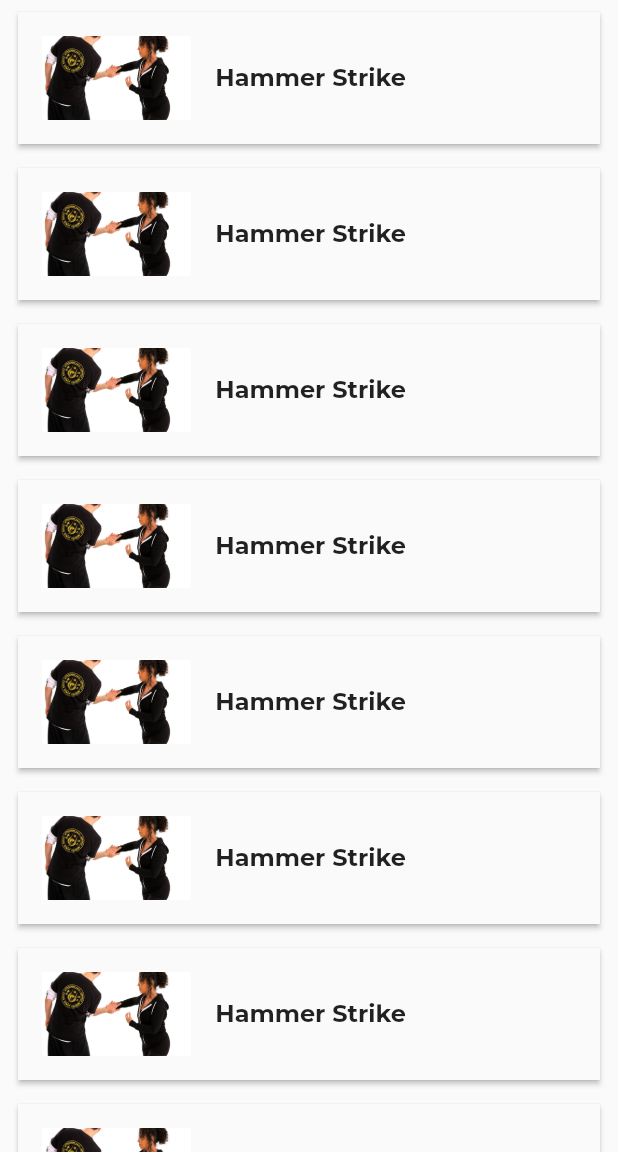
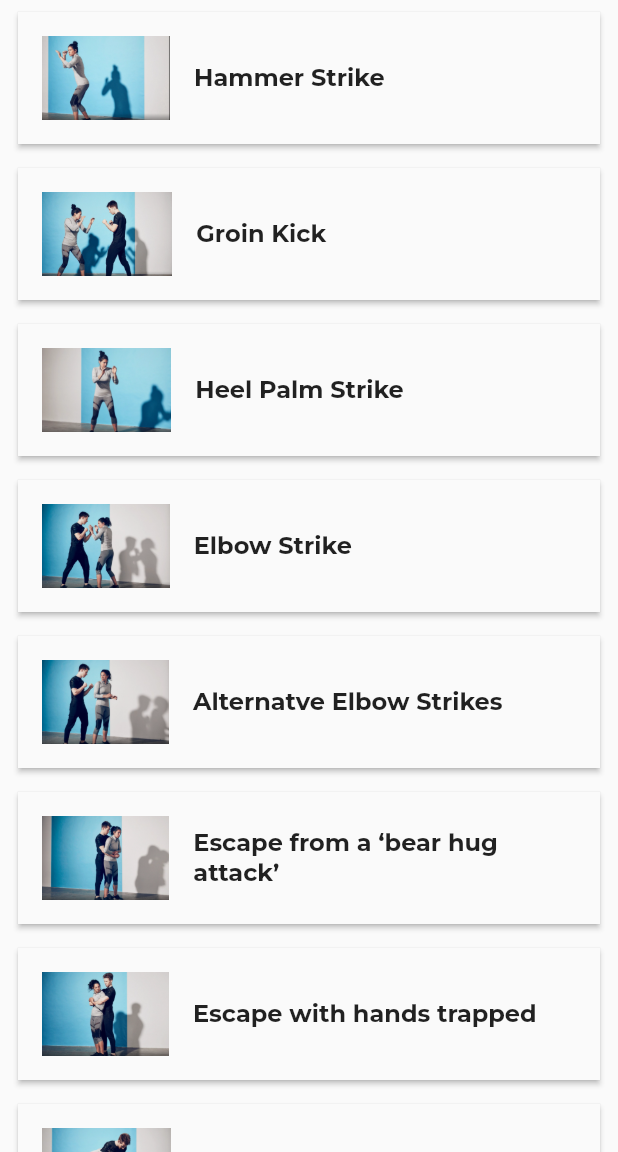
Before and after one commit to suhas-kadu/flutter-self-defence, a Flutter app: the SelfDefenceTechniques screen opened by its route, on a phone screen of 412 x 824 dp, the part 84-1236 px from its top. Run offline on Flutter 3.47's test engine with Material 2 defaults, Android fonts, the light colour scheme and no system bars; our stand-ins replace google_fonts, video_player.

Commit message:
techniques list data updated

```diff
--- a/lib/data/techniques.dart
+++ b/lib/data/techniques.dart
@@ -6,58 +6,58 @@ List<Technique> getTechniques() {
   Technique technique = new Technique();
 
   technique.title = "Hammer Strike";
-  technique.imgUrl = "assets/images/tip.jpg";
+  technique.imgUrl = "assets/images/technique.PNG";
   technique.videoUrl = "https://thumbs.gfycat.com/FluffyFlashyCockroach-mobile.mp4";
   technique.description = "Using your car keys is one of the easiest ways to defend yourself. Don’t use your fingernails, because you’re more at risk to injure your hands.\nInstead, if you feel unsafe while walking at night, have your keys stick out from one side of your fist for hammer strikes.\n\nTo perform:\n1.Hold your key ring in a tight fist, like holding a hammer, with keys extending from the side of your hand.\n2.Thrust downward toward your target.";
   _techniques.add(technique);
 
   technique = new Technique();
-  technique.title = "Hammer Strike";
-  technique.imgUrl = "assets/images/tip.jpg";
-  technique.videoUrl = "https://thumbs.gfycat.com/FluffyFlashyCockroach-mobile.mp4";
-  technique.description = "Using your car keys is one of the easiest ways to defend yourself. Don’t use your fingernails, because you’re more at risk to injure your hands.\nInstead, if you feel unsafe while walking at night, have your keys stick out from one side of your fist for hammer strikes.\n\nTo perform:\n1.Hold your key ring in a tight fist, like holding a hammer, with keys extending from the side of your hand.\n2.Thrust downward toward your target.";
+  technique.title = "Groin Kick";
+  technique.imgUrl = "assets/images/technique2.PNG";
+  technique.videoUrl = "https://thumbs.gfycat.com/MetallicBoilingGermanshorthairedpointer-mobile.mp4";
+  technique.description = "If someone is coming at you from the front, a groin kick may deliver enough force to paralyze your attacker, making your escape possible.\n\nTo perform:\n1. Stabilize yourself as best you can.\n2. Lift your dominant leg off the ground and begin to drive your knee upward.\n3. Extend your dominant leg, drive hips forward, slightly lean back, and kick forcefully, making contact between your lower shin or ball of your foot and the attacker’s groin area.";
   _techniques.add(technique);
 
   technique = new Technique();
-  technique.title = "Hammer Strike";
-  technique.imgUrl = "assets/images/tip.jpg";
-  technique.videoUrl = "https://thumbs.gfycat.com/FluffyFlashyCockroach-mobile.mp4";
-  technique.description = "Using your car keys is one of the easiest ways to defend yourself. Don’t use your fingernails, because you’re more at risk to injure your hands.\nInstead, if you feel unsafe while walking at night, have your keys stick out from one side of your fist for hammer strikes.\n\nTo perform:\n1.Hold your key ring in a tight fist, like holding a hammer, with keys extending from the side of your hand.\n2.Thrust downward toward your target.";
+  technique.title = "Heel Palm Strike";
+  technique.imgUrl = "assets/images/technique3.PNG";
+  technique.videoUrl = "https://thumbs.gfycat.com/InnocentImpassionedBrocketdeer-mobile.mp4";
+  technique.description = "This move can cause damage to the nose or throat. To execute, get in front of your attacker as much as is possible.\n\nTo perform:\n1. With your dominant hand, flex your wrist.\n2. Aim for either the attacker’s nose, jabbing upward from the nostrils, or underneath the attacker’s chin, jabbing upward at the throat.\n3. Aim for either the attacker’s nose, jabbing upward from the nostrils, or underneath the attacker’s chin, jabbing upward at the throat.\n4. This will cause your attacker to stagger backward, allowing you to escape their grasp.";
   _techniques.add(technique);
 
     technique = new Technique();
-  technique.title = "Hammer Strike";
-  technique.imgUrl = "assets/images/tip.jpg";
-  technique.videoUrl = "https://thumbs.gfycat.com/FluffyFlashyCockroach-mobile.mp4";
-  technique.description = "Using your car keys is one of the easiest ways to defend yourself. Don’t use your fingernails, because you’re more at risk to injure your hands.\nInstead, if you feel unsafe while walking at night, have your keys stick out from one side of your fist for hammer strikes.\n\nTo perform:\n1.Hold your key ring in a tight fist, like holding a hammer, with keys extending from the side of your hand.\n2.Thrust downward toward your target.";
+  technique.title = "Elbow Strike";
+  technique.imgUrl = "assets/images/technique4.PNG";
+  technique.videoUrl = "https://thumbs.gfycat.com/FrenchFatGalapagosmockingbird-mobile.mp4";
+  technique.description = "If your attacker is in close range and you’re unable to get enough momentum to throw a strong punch or kick, use your elbows.\n\nTo perform:\n1. If you can, stabilize yourself with a strong core and legs to ensure a powerful blow.\n2. Bend your arm at the elbow, shift your weight forward, and strike your elbow into your attacker’s neck, jawline, chin, or temple. These are all effective targets.\n3. This may cause your attacker to loosen their grip, allowing you to run.";
   _techniques.add(technique);
 
     technique = new Technique();
-  technique.title = "Hammer Strike";
-  technique.imgUrl = "assets/images/tip.jpg";
-  technique.videoUrl = "https://thumbs.gfycat.com/FluffyFlashyCockroach-mobile.mp4";
-  technique.description = "Using your car keys is one of the easiest ways to defend yourself. Don’t use your fingernails, because you’re more at risk to injure your hands.\nInstead, if you feel unsafe while walking at night, have your keys stick out from one side of your fist for hammer strikes.\n\nTo perform:\n1.Hold your key ring in a tight fist, like holding a hammer, with keys extending from the side of your hand.\n2.Thrust downward toward your target.";
+  technique.title = "Alternatve Elbow Strikes";
+  technique.imgUrl = "assets/images/technique5.PNG";
+  technique.videoUrl = "https://thumbs.gfycat.com/DecimalWeightyGrayreefshark-mobile.mp4";
+  technique.description = "Depending on how you’re standing when you’re initially attacked, you may be in a better position for variations on the elbow strike.\n\nTo perform:\n1. Lift your elbow to shoulder height.\n2. Pivot on same-side foot and allow your hips to rotate, creating more momentum into the front part of your elbow when you strike.";
   _techniques.add(technique);
 
     technique = new Technique();
-  technique.title = "Hammer Strike";
-  technique.imgUrl = "assets/images/tip.jpg";
-  technique.videoUrl = "https://thumbs.gfycat.com/FluffyFlashyCockroach-mobile.mp4";
-  technique.description = "Using your car keys is one of the easiest ways to defend yourself. Don’t use your fingernails, because you’re more at risk to injure your hands.\nInstead, if you feel unsafe while walking at night, have your keys stick out from one side of your fist for hammer strikes.\n\nTo perform:\n1.Hold your key ring in a tight fist, like holding a hammer, with keys extending from the side of your hand.\n2.Thrust downward toward your target.";
+  technique.title = "Escape from a ‘bear hug attack’";
+  technique.imgUrl = "assets/images/technique6.PNG";
+  technique.videoUrl = "https://thumbs.gfycat.com/AmusingGargantuanAnaconda-mobile.mp4";
+  technique.description = "For cases where the attacker is coming from behind, you’ll want to use this move. Focus on getting low and creating space to free yourself.\n\nTo perform:\n1. Bend forward from the waist. This shifts your weight forward, making it more difficult for your attacker to pick you up. It also gives you a better angle to throw elbows from side to side to the attacker’s face.\n2. Turn into the attacker with one of your elbows and continue counterattacking.\n3. This should give you space to turn fully, using another move to injure the face or strike the groin. With the space these moves have created, you may be able to escape and run away.";
   _techniques.add(technique);
 
     technique = new Technique();
-  technique.title = "Hammer Strike";
-  technique.imgUrl = "assets/images/tip.jpg";
-  technique.videoUrl = "https://thumbs.gfycat.com/FluffyFlashyCockroach-mobile.mp4";
-  technique.description = "Using your car keys is one of the easiest ways to defend yourself. Don’t use your fingernails, because you’re more at risk to injure your hands.\nInstead, if you feel unsafe while walking at night, have your keys stick out from one side of your fist for hammer strikes.\n\nTo perform:\n1.Hold your key ring in a tight fist, like holding a hammer, with keys extending from the side of your hand.\n2.Thrust downward toward your target.";
+  technique.title = "Escape with hands trapped";
+  technique.imgUrl = "assets/images/technique7.PNG";
+  technique.videoUrl = "https://thumbs.gfycat.com/SarcasticSilverDouglasfirbarkbeetle-mobile.mp4";
+  technique.description = "If your attacker comes from behind and traps your arms (this is similar to a bear hug, but you won’t be able to move as freely), here’s what to do:\n\nTo perform:\n1. First reaction should be to stop your attacker’s arms from going higher into a headlock. Shift your hips to one side. This gives an opening for strikes to the groin with open-handed slaps.\n2. Bring your hand back up to your arms and raise your opposite elbow to turn into the wrap. Keep your arms tight to your chest as you’re turning in.\n3. Stay aggressive with your knees and other counterattacks until you can disengage. ";
   _techniques.add(technique);
 
     technique = new Technique();
-  technique.title = "Hammer Strike";
-  technique.imgUrl = "assets/images/tip.jpg";
-  technique.videoUrl = "https://thumbs.gfycat.com/FluffyFlashyCockroach-mobile.mp4";
-  technique.description = "Using your car keys is one of the easiest ways to defend yourself. Don’t use your fingernails, because you’re more at risk to injure your hands.\nInstead, if you feel unsafe while walking at night, have your keys stick out from one side of your fist for hammer strikes.\n\nTo perform:\n1.Hold your key ring in a tight fist, like holding a hammer, with keys extending from the side of your hand.\n2.Thrust downward toward your target.";
+  technique.title = "Escape from side headlock";
+  technique.imgUrl = "assets/images/technique8.PNG";
+  technique.videoUrl = "https://thumbs.gfycat.com/NegativePlaintiveCatfish-mobile.mp4";
+  technique.description = "When the attacker locks their arm around your head from the side, your first instinct should be to avoid getting choked.\n\nTo perform:\n1. Turn into the attacker’s side as much as possible to avoid being choked.\n2. With your hand that’s furthest away, strike the groin with open-handed slaps until you have enough mobility to turn your head all the way out to disengage.";
   _techniques.add(technique);
 
   return _techniques;
```
